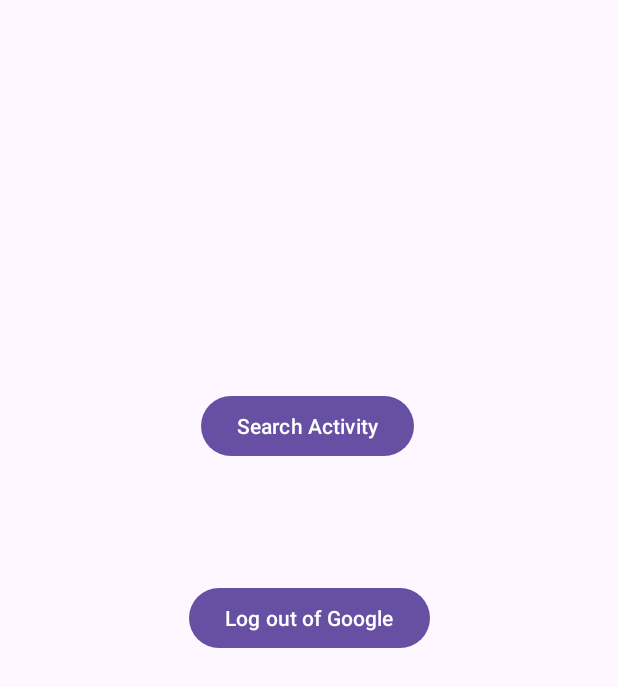
After one commit to ahadides/BCS421_BIMS, an Android app: the HomeActivity screen opened directly, with no data from a screen before it, on a phone screen of 412 x 824 dp. The commit adds this screen. Shown: the top 687 px of the screen. Run offline under Robolectric (Android 15) with nearby library versions, the phone set to English and light mode, and no system bars; our stand-ins replace Firebase (no records; nobody signed in at launch, a user with empty details on screens opened directly).

Commit message:
Pulled from main and added my changes

```diff
--- /dev/null
+++ b/app/src/main/java/edu/farmingdale/bcs421_bims/HomeActivity.kt
@@ -0,0 +1,55 @@
+package edu.farmingdale.bcs421_bims
+
+import android.content.Intent
+import androidx.appcompat.app.AppCompatActivity
+import android.os.Bundle
+import android.widget.Button
+import com.google.android.gms.auth.api.signin.GoogleSignIn
+import com.google.android.gms.auth.api.signin.GoogleSignInOptions
+import com.google.firebase.auth.FirebaseAuth
+
+class HomeActivity : AppCompatActivity() {
+
+    private lateinit var auth: FirebaseAuth
+
+    override fun onCreate(savedInstanceState: Bundle?) {
+        super.onCreate(savedInstanceState)
+        setContentView(R.layout.activity_home)
+
+        //Initialize Firebase Auth
+        auth = FirebaseAuth.getInstance()
+
+        //Set up the logout button
+        val googleLogoutButton = findViewById<Button>(R.id.bnGoogleLogout)
+        googleLogoutButton.setOnClickListener {
+            signOut()
+        }
+
+        //Set up Search Activity button
+        val searchActivityButton = findViewById<Button>(R.id.bnSearchActivity)
+        searchActivityButton.setOnClickListener {
+            //Redirect to the registration activity
+            val intent = Intent(this, SearchActivity::class.java)
+            startActivity(intent)
+        }
+    }
+
+    private fun signOut() {
+        //Firebase sign out
+        auth.signOut()
+
+        //Google sign out
+        val gso = GoogleSignInOptions.Builder(GoogleSignInOptions.DEFAULT_SIGN_IN)
+            .requestIdToken(getString(R.string.default_web_client_id))
+            .requestEmail()
+            .build()
+        val googleSignInClient = GoogleSignIn.getClient(this, gso)
+        googleSignInClient.signOut().addOnCompleteListener(this) {
+            //Update UI after sign out
+            val intent = Intent(this, LoginActivity::class.java)
+            startActivity(intent)
+            //Close HomeActivity
+            finish()
+        }
+    }
+}
--- /dev/null
+++ b/app/src/main/res/layout/activity_home.xml
@@ -0,0 +1,30 @@
+<?xml version="1.0" encoding="utf-8"?>
+<androidx.constraintlayout.widget.ConstraintLayout xmlns:android="http://schemas.android.com/apk/res/android"
+    xmlns:app="http://schemas.android.com/apk/res-auto"
+    xmlns:tools="http://schemas.android.com/tools"
+    android:layout_width="match_parent"
+    android:layout_height="match_parent"
+    tools:context=".HomeActivity">
+
+    <Button
+        android:id="@+id/bnGoogleLogout"
+        android:layout_width="wrap_content"
+        android:layout_height="wrap_content"
+        android:text="Log out of Google"
+        app:layout_constraintBottom_toBottomOf="parent"
+        app:layout_constraintEnd_toEndOf="parent"
+        app:layout_constraintStart_toStartOf="parent"
+        app:layout_constraintTop_toTopOf="parent" />
+
+    <Button
+        android:id="@+id/bnSearchActivity"
+        android:layout_width="wrap_content"
+        android:layout_height="wrap_content"
+        android:text="Search Activity"
+        app:layout_constraintBottom_toBottomOf="parent"
+        app:layout_constraintEnd_toEndOf="parent"
+        app:layout_constraintHorizontal_bias="0.497"
+        app:layout_constraintStart_toStartOf="parent"
+        app:layout_constraintTop_toTopOf="parent"
+        app:layout_constraintVertical_bias="0.335" />
+</androidx.constraintlayout.widget.ConstraintLayout>
--- a/app/src/main/res/layout/activity_main.xml
+++ b/app/src/main/res/layout/activity_splash.xml
@@ -5,7 +5,7 @@
     android:layout_width="match_parent"
     android:layout_height="match_parent"
     android:background="@color/BimColorBlue"
-    tools:context=".MainActivity">
+    tools:context=".SplashActivity">
 
 
     <ImageView
--- a/app/src/main/res/values-night/themes.xml
+++ b/app/src/main/res/values-night/themes.xml
@@ -1,6 +1,6 @@
 <resources xmlns:tools="http://schemas.android.com/tools">
     <!-- Base application theme. -->
-    <style name="Base.Theme.RegistrationApp" parent="Theme.Material3.DayNight.NoActionBar">
+    <style name="Base.Theme.BCS421_BIMS" parent="Theme.Material3.DayNight.NoActionBar">
         <!-- Customize your dark theme here. -->
         <!-- <item name="colorPrimary">@color/my_dark_primary</item> -->
     </style>
--- a/app/src/main/res/values/themes.xml
+++ b/app/src/main/res/values/themes.xml
@@ -1,9 +1,9 @@
 <resources xmlns:tools="http://schemas.android.com/tools">
     <!-- Base application theme. -->
-    <style name="Base.Theme.RegistrationApp" parent="Theme.Material3.DayNight.NoActionBar">
+    <style name="Base.Theme.BCS421_BIMS" parent="Theme.Material3.DayNight.NoActionBar">
         <!-- Customize your light theme here. -->
         <!-- <item name="colorPrimary">@color/my_light_primary</item> -->
     </style>
 
-    <style name="Theme.RegistrationApp" parent="Base.Theme.RegistrationApp" />
+    <style name="Theme.BCS421_BIMS" parent="Base.Theme.BCS421_BIMS" />
 </resources>
```
Also changed, not shown: app/build.gradle.kts (+7 -3 lines), app/src/main/AndroidManifest.xml (+14 -14 lines), app/src/main/java/edu/farmingdale/bcs421_bims/LoginActivity.kt (added, +121 -0 lines), app/src/main/java/edu/farmingdale/bcs421_bims/Login_Activity.kt (deleted, +0 -82 lines), app/src/main/java/edu/farmingdale/bcs421_bims/RegistrationActivity.kt (+52 -81 lines), app/src/main/java/edu/farmingdale/bcs421_bims/SplashActivity.kt (renamed from app/src/main/java/edu/farmingdale/bcs421_bims/MainActivity.kt, +3 -4 lines), app/src/main/res/layout/activity_login.xml (+16 -4 lines), build.gradle.kts (+6 -1 lines), 1 other file.
